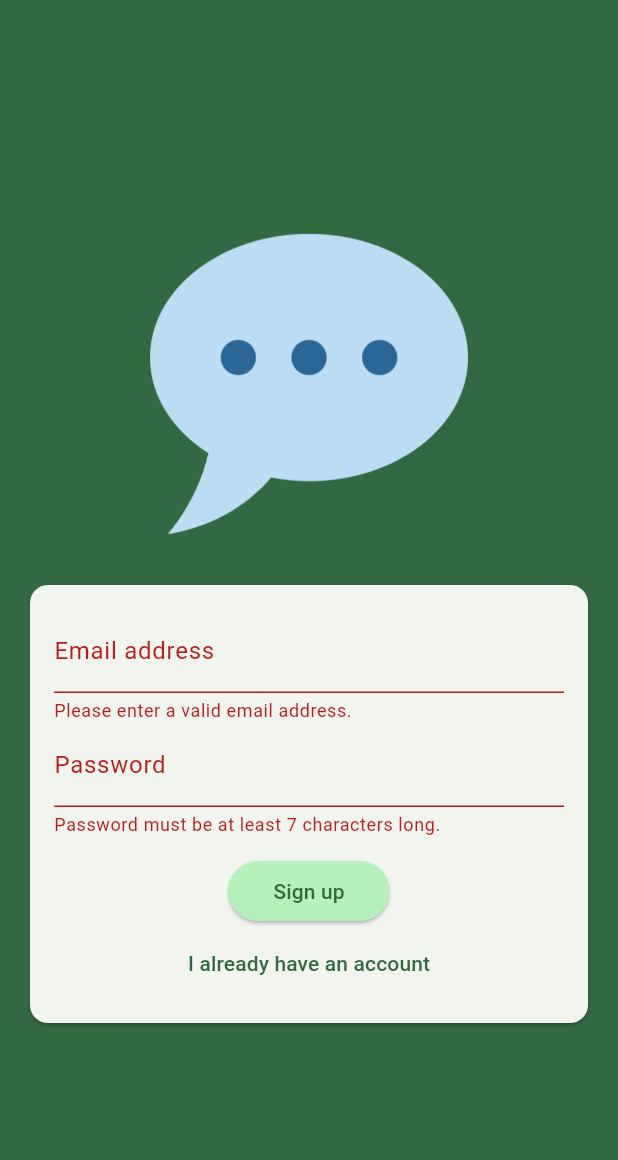
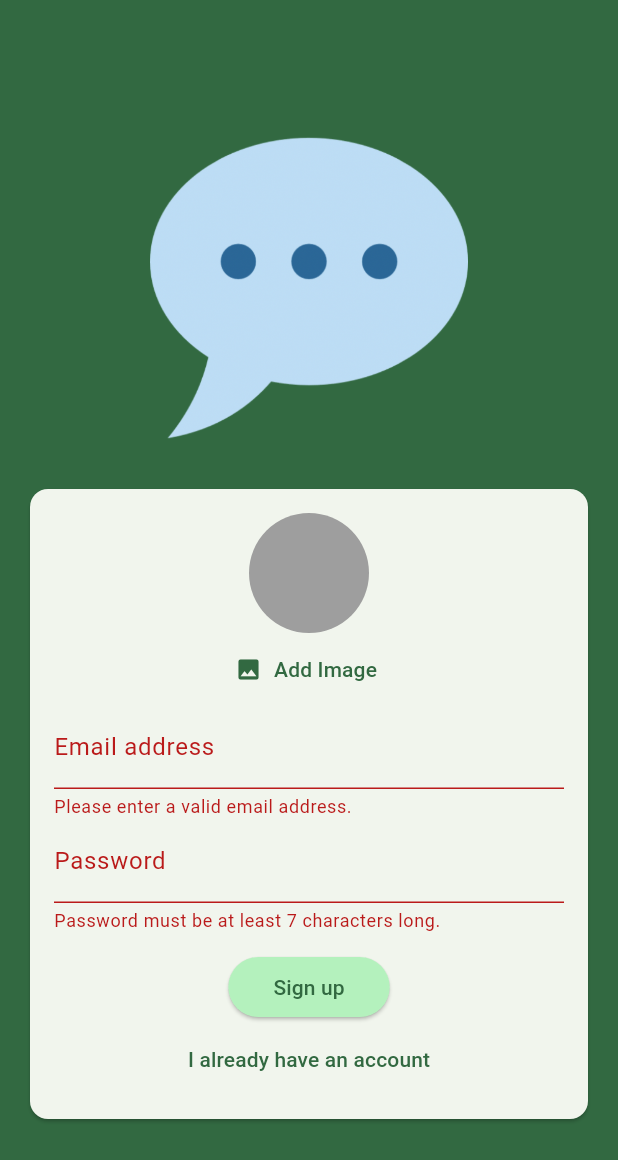
Before and after one commit to Avatbar/chat_app, a Flutter app: the screen it shows after launch, after a tap on "Login", after a tap on "Create new account", on a phone screen of 412 x 824 dp. Shown: the top 1160 px of the screen. Run offline on Flutter 3.47's test engine with Material 3 defaults, Android fonts, the phone set to English and light mode, and no system bars; our stand-ins replace firebase_auth, firebase_core, firebase_storage, image_picker; accounts and stored records are empty.

Commit message:
added uploading image as profile picture

```diff
--- a/lib/main.dart
+++ b/lib/main.dart
@@ -1,4 +1,6 @@
 import 'package:chat_app/screens/auth.dart';
+import 'package:chat_app/screens/chat.dart';
+import 'package:firebase_auth/firebase_auth.dart';
 import 'package:flutter/material.dart';
 import 'package:firebase_core/firebase_core.dart';
 import 'firebase_options.dart';
@@ -24,7 +26,21 @@ class App extends StatelessWidget {
           colorScheme: ColorScheme.fromSeed(
               seedColor: const Color.fromARGB(255, 16, 117, 59)),
         ),
-        home: const AuthScreen()
+        home: StreamBuilder(
+          stream: FirebaseAuth.instance.authStateChanges(),
+          builder: (ctx, userSnapshot) {
+            if (userSnapshot.connectionState == ConnectionState.waiting) {
+              return const Center(
+                child: CircularProgressIndicator(),
+              );
+            }
+
+            if (userSnapshot.hasData) {
+              return const ChatScreen();
+            }
+            return const AuthScreen();
+          },
+        ),
     );
   }
 }
--- a/lib/screens/auth.dart
+++ b/lib/screens/auth.dart
@@ -1,5 +1,10 @@
+import 'dart:io';
+
+import 'package:firebase_storage/firebase_storage.dart';
 import 'package:flutter/material.dart';
 import 'package:firebase_auth/firebase_auth.dart';
+
+import '../widgets/user_image_picker.dart';
 
 final _firebase = FirebaseAuth.instance;
 
@@ -15,11 +20,36 @@ class _AuthScreenState extends State<AuthScreen> {
   var _isLogin = true;
   var _userEmail = '';
   var _userPassword = '';
+  File? _userImageFile;
 
   void _submit() async {
     final isValid = _formKey.currentState!.validate();
 
     if (!isValid) {
+      ScaffoldMessenger.of(context).clearSnackBars();
+      ScaffoldMessenger.of(context).showSnackBar(
+        SnackBar(
+          content: const Text('Please enter valid credentials.'),
+          backgroundColor: Theme
+              .of(context)
+              .colorScheme
+              .error,
+        ),
+      );
+      return;
+    }
+
+    if (_userImageFile == null && !_isLogin) {
+      ScaffoldMessenger.of(context).clearSnackBars();
+      ScaffoldMessenger.of(context).showSnackBar(
+        SnackBar(
+          content: const Text('Please pick an image.'),
+          backgroundColor: Theme
+              .of(context)
+              .colorScheme
+              .error,
+        ),
+      );
       return;
     }
 
@@ -32,12 +62,19 @@ class _AuthScreenState extends State<AuthScreen> {
         // Log user in
         final userCredentials = await _firebase.signInWithEmailAndPassword(
             email: _userEmail, password: _userPassword);
-        print(userCredentials);
       } else {
         // Sign user up
         final userCredentials = await _firebase.createUserWithEmailAndPassword(
             email: _userEmail, password: _userPassword);
-        print(userCredentials);
+
+        final storageRef = FirebaseStorage.instance
+            .ref()
+            .child('user_images')
+            .child('${userCredentials.user!.uid}.jpg');
+
+        await storageRef.putFile(_userImageFile!);
+        final imageUrl = await storageRef.getDownloadURL();
+        print(imageUrl);
       }
     } on FirebaseAuthException catch (error) {
       ScaffoldMessenger.of(context).clearSnackBars();
@@ -84,6 +121,9 @@ class _AuthScreenState extends State<AuthScreen> {
                         child: Column(
                           mainAxisSize: MainAxisSize.min,
                           children: [
+                          if (!_isLogin) UserImagePicker(imagePickFn: (File pickedImage) {
+                            _userImageFile = pickedImage;
+                          },),
                             TextFormField(
                               keyboardType: TextInputType.emailAddress,
                               autocorrect: false,
--- /dev/null
+++ b/lib/widgets/user_image_picker.dart
@@ -0,0 +1,51 @@
+import 'dart:io';
+
+import 'package:flutter/material.dart';
+import 'package:image_picker/image_picker.dart';
+
+class UserImagePicker extends StatefulWidget {
+  const UserImagePicker({super.key, required this.imagePickFn});
+
+  final void Function(File pickedImage) imagePickFn;
+
+  @override
+  State<UserImagePicker> createState() => _UserImagePickerState();
+}
+
+class _UserImagePickerState extends State<UserImagePicker> {
+  File? _pickedImage;
+
+  void _pickImage() async {
+    final pickedImageFile = await ImagePicker().pickImage(
+      source: ImageSource.camera,
+      imageQuality: 50,
+      maxWidth: 150,
+    );
+
+    setState(() {
+      _pickedImage = File(pickedImageFile!.path);
+    });
+
+    widget.imagePickFn(_pickedImage!);
+  }
+
+  @override
+  Widget build(BuildContext context) {
+    return Column(
+      children: [
+        CircleAvatar(
+          radius: 40,
+          backgroundColor: Colors.grey,
+          foregroundImage:
+              _pickedImage != null ? FileImage(_pickedImage!) : null,
+        ),
+        TextButton.icon(
+          onPressed: _pickImage,
+          icon: const Icon(Icons.image),
+          label: Text('Add Image',
+              style: TextStyle(color: Theme.of(context).colorScheme.primary)),
+        ),
+      ],
+    );
+  }
+}
--- a/pubspec.yaml
+++ b/pubspec.yaml
@@ -37,6 +37,8 @@ dependencies:
   cupertino_icons: ^1.0.2
   firebase_core: ^2.24.2
   firebase_auth: ^4.16.0
+  firebase_storage: ^11.6.0
+  image_picker: ^1.0.4
 
 dev_dependencies:
   flutter_test:
```
Also changed, not shown: lib/screens/chat.dart (added, +29 -0 lines).
